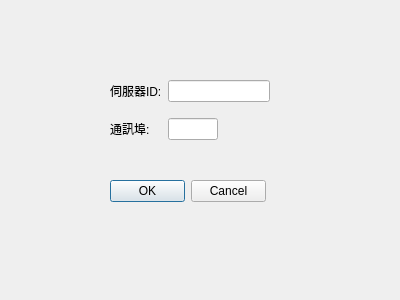
Above: Client/Source/gui/setting.ui from jason281/SE_Project before the change. Below: the same form after it.
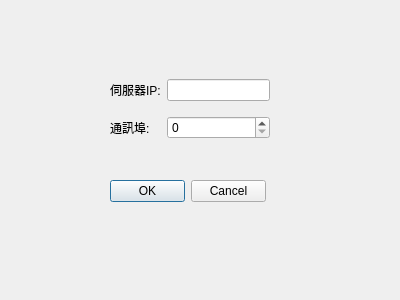
That is the form after the change.

Diff of the .ui file:
```diff
--- a/Client/Source/gui/setting.ui
+++ b/Client/Source/gui/setting.ui
@@ -26,7 +26,7 @@
     <item row="0" column="0">
      <widget class="QLabel" name="label">
       <property name="text">
-       <string>伺服器ID:</string>
+       <string>伺服器IP:</string>
       </property>
      </widget>
     </item>
@@ -41,14 +41,7 @@
      </widget>
     </item>
     <item row="1" column="1">
-     <widget class="QLineEdit" name="lineEdit_2">
-      <property name="maximumSize">
-       <size>
-        <width>50</width>
-        <height>16777215</height>
-       </size>
-      </property>
-     </widget>
+     <widget class="QSpinBox" name="server_port"/>
     </item>
    </layout>
   </widget>
```
Left out of the diff: 2 changed lines with no effect on the pictures.
